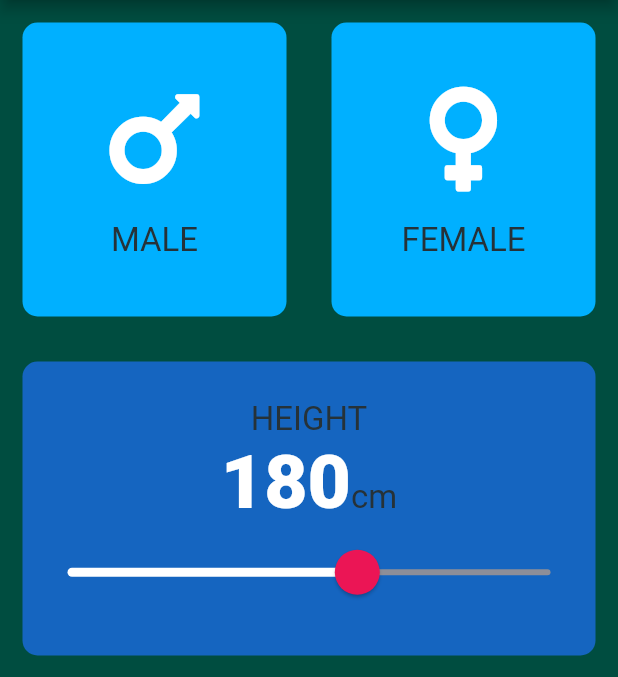
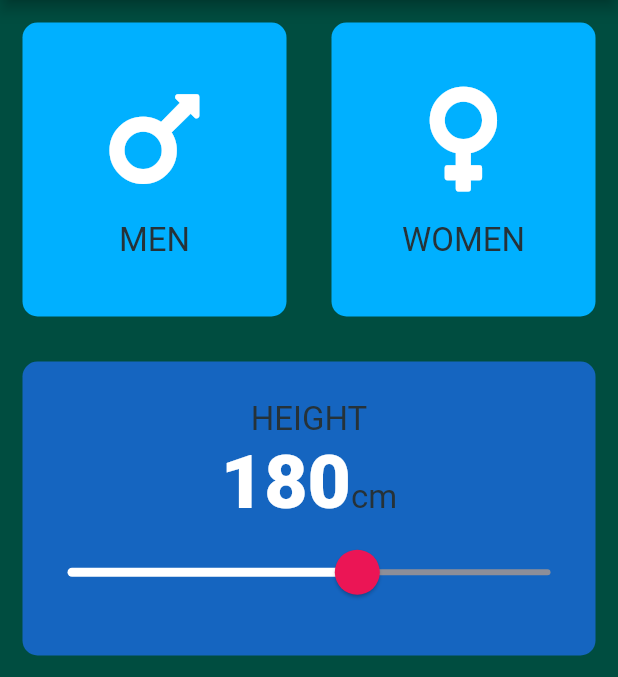
Before and after one commit to smamaHsn/BMI_Advanced_CALCULATOR_In_FLUTTER, a Flutter app: the screen it shows after launch, after a tap on an icon or button, on a phone screen of 412 x 824 dp, the part 84-761 px from its top. Run offline on Flutter 3.47's test engine with Material 2 defaults, Android fonts, the phone set to English and light mode, and no system bars; our stand-ins replace font_awesome_flutter.

Commit message:
Gender Name Replaced

```diff
--- a/lib/screens/input_page.dart
+++ b/lib/screens/input_page.dart
@@ -48,7 +48,7 @@ class _InputPageState extends State<InputPage> {
                       : kInactiveCardColour,
                   cardChild: IconContent(
                     icon: FontAwesomeIcons.mars,
-                    label: 'MALE',
+                    label: 'MEN',
                   ),
                 ),
               ),
@@ -64,7 +64,7 @@ class _InputPageState extends State<InputPage> {
                       : kInactiveCardColour,
                   cardChild: IconContent(
                     icon: FontAwesomeIcons.venus,
-                    label: 'FEMALE',
+                    label: 'WOMEN',
                   ),
                 ),
               ),
```
